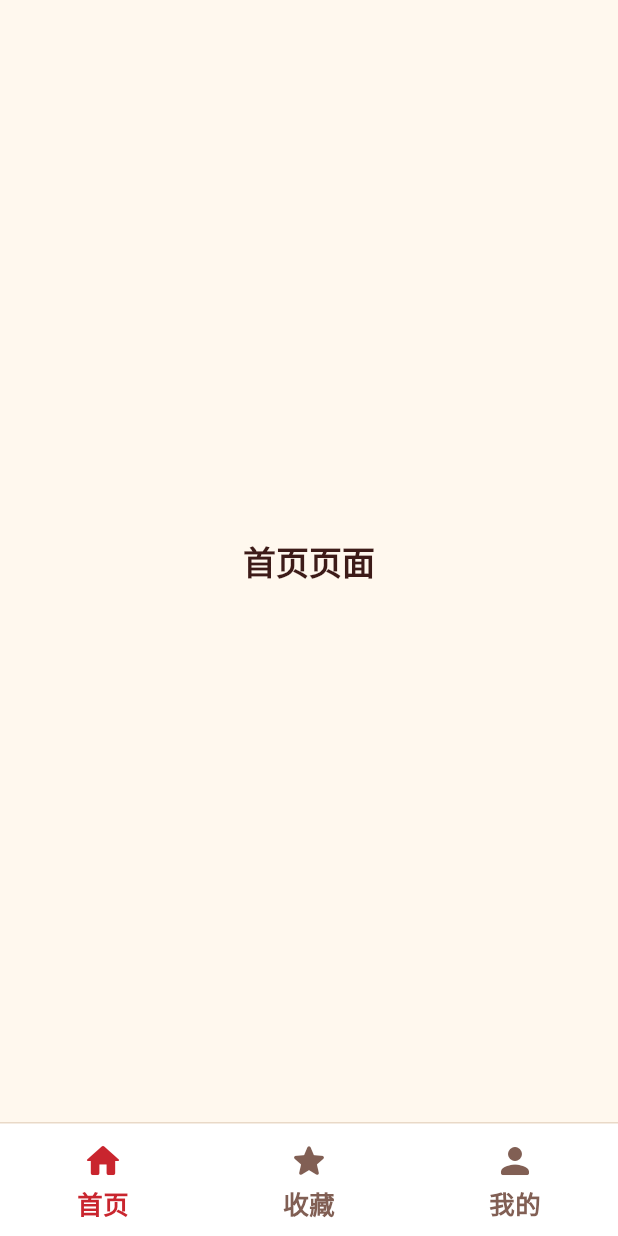
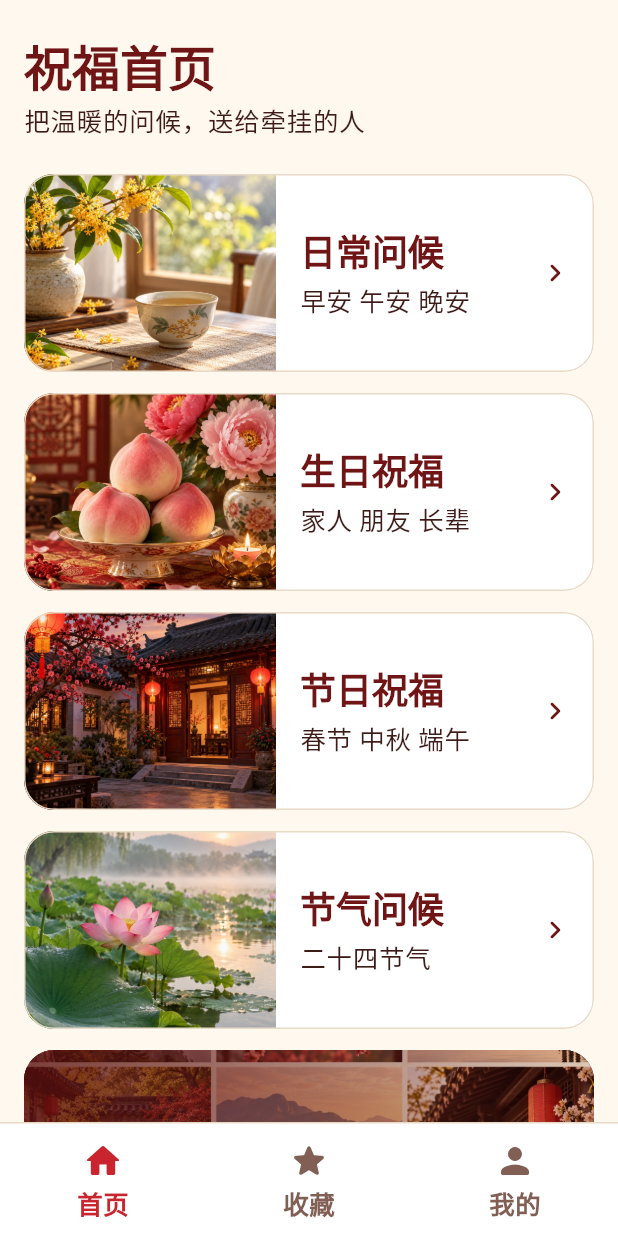
Before and after one commit to clgg/blessing_share, a Flutter app: the screen it shows after launch, on a phone screen of 412 x 824 dp. Run offline on Flutter 3.47's test engine with Material 3 defaults, Android fonts, the phone set to English and light mode, and no system bars; our stand-ins replace shared_preferences; Roboto replaces fonts that are missing (NotoSerifSC).

Commit message:
feat: build catalog browsing flow

```diff
--- a/lib/app/app_shell.dart
+++ b/lib/app/app_shell.dart
@@ -1,4 +1,5 @@
 import 'package:blessing_share/core/widgets/app_bottom_navigation.dart';
+import 'package:blessing_share/features/catalog/presentation/home_page.dart';
 import 'package:flutter/material.dart';
 
 class AppShell extends StatefulWidget {
@@ -12,7 +13,7 @@ class _AppShellState extends State<AppShell> {
   int _currentIndex = 0;
 
   static const _pages = <Widget>[
-    _PlaceholderPage(title: '首页页面'),
+    HomePage(),
     _PlaceholderPage(title: '收藏页面'),
     _PlaceholderPage(title: '我的页面'),
   ];
--- a/lib/app/blessing_app.dart
+++ b/lib/app/blessing_app.dart
@@ -1,17 +1,52 @@
 import 'package:blessing_share/app/app_shell.dart';
 import 'package:blessing_share/app/app_theme.dart';
+import 'package:blessing_share/core/storage/app_storage.dart';
+import 'package:blessing_share/features/catalog/data/local_blessing_repository.dart';
+import 'package:blessing_share/features/catalog/domain/blessing_repository.dart';
+import 'package:blessing_share/features/catalog/presentation/catalog_provider.dart';
+import 'package:blessing_share/features/favorites/favorites_provider.dart';
+import 'package:blessing_share/features/grid/grid_provider.dart';
+import 'package:blessing_share/features/profile/activity_provider.dart';
+import 'package:blessing_share/features/profile/session_provider.dart';
 import 'package:flutter/material.dart';
+import 'package:provider/provider.dart';
 
 class BlessingApp extends StatelessWidget {
-  const BlessingApp({super.key});
+  const BlessingApp({this.repository, this.storage, super.key});
+
+  final BlessingRepository? repository;
+  final AppStorage? storage;
 
   @override
   Widget build(BuildContext context) {
-    return MaterialApp(
-      debugShowCheckedModeBanner: false,
-      title: '祝福素材分享',
-      theme: AppTheme.light(),
-      home: const AppShell(),
+    final appStorage = storage ?? MemoryAppStorage();
+    return MultiProvider(
+      providers: [
+        Provider<BlessingRepository>(
+          create: (_) => repository ?? LocalBlessingRepository(),
+        ),
+        ChangeNotifierProvider(
+          create: (context) => CatalogProvider(
+            repository: context.read<BlessingRepository>(),
+          )..loadHome(),
+        ),
+        ChangeNotifierProvider(
+          create: (_) => FavoritesProvider(storage: appStorage)..load(),
+        ),
+        ChangeNotifierProvider(
+          create: (_) => ActivityProvider(storage: appStorage)..load(),
+        ),
+        ChangeNotifierProvider(
+          create: (_) => SessionProvider(storage: appStorage)..load(),
+        ),
+        ChangeNotifierProvider(create: (_) => GridProvider()),
+      ],
+      child: MaterialApp(
+        debugShowCheckedModeBanner: false,
+        title: '祝福素材分享',
+        theme: AppTheme.light(),
+        home: const AppShell(),
+      ),
     );
   }
 }
--- a/lib/core/storage/app_storage.dart
+++ b/lib/core/storage/app_storage.dart
@@ -3,3 +3,20 @@ abstract interface class AppStorage {
 
   Future<void> writeJson(String key, Map<String, Object?> value);
 }
+
+class MemoryAppStorage implements AppStorage {
+  MemoryAppStorage([Map<String, Map<String, Object?>>? seed])
+      : _values = {...?seed};
+
+  final Map<String, Map<String, Object?>> _values;
+
+  @override
+  Future<Map<String, Object?>> readJson(String key) async {
+    return Map<String, Object?>.of(_values[key] ?? const {'version': 1});
+  }
+
+  @override
+  Future<void> writeJson(String key, Map<String, Object?> value) async {
+    _values[key] = Map<String, Object?>.of(value);
+  }
+}
--- a/lib/core/widgets/app_bottom_navigation.dart
+++ b/lib/core/widgets/app_bottom_navigation.dart
@@ -36,9 +36,8 @@ class AppBottomNavigation extends StatelessWidget {
             children: List.generate(_items.length, (index) {
               final item = _items[index];
               final selected = currentIndex == index;
-              final color = selected
-                  ? AppColors.primary
-                  : AppColors.textSecondary;
+              final color =
+                  selected ? AppColors.primary : AppColors.textSecondary;
 
               return Expanded(
                 child: Semantics(
--- a/lib/core/widgets/app_toast.dart
+++ b/lib/core/widgets/app_toast.dart
@@ -75,11 +75,13 @@ abstract final class AppToast {
                   elevation: 6,
                   child: DecoratedBox(
                     decoration: BoxDecoration(
-                      border: Border(left: BorderSide(color: type.color, width: 8)),
+                      border:
+                          Border(left: BorderSide(color: type.color, width: 8)),
                       borderRadius: BorderRadius.circular(16),
                     ),
                     child: Padding(
-                      padding: const EdgeInsets.symmetric(horizontal: 16, vertical: 12),
+                      padding: const EdgeInsets.symmetric(
+                          horizontal: 16, vertical: 12),
                       child: Row(
                         children: [
                           Icon(type.icon, color: type.color, size: 28),
--- a/lib/features/catalog/data/local_blessing_repository.dart
+++ b/lib/features/catalog/data/local_blessing_repository.dart
@@ -26,7 +26,8 @@ class LocalBlessingRepository implements BlessingRepository {
 
   @override
   Future<List<BlessingItem>> getFeatured() async {
-    return List.unmodifiable((await _load()).items.where((item) => item.featured));
+    return List.unmodifiable(
+        (await _load()).items.where((item) => item.featured));
   }
 
   @override
--- /dev/null
+++ b/lib/features/catalog/presentation/catalog_provider.dart
@@ -0,0 +1,68 @@
+import 'package:blessing_share/core/network/app_exception.dart';
+import 'package:blessing_share/features/catalog/domain/blessing_category.dart';
+import 'package:blessing_share/features/catalog/domain/blessing_item.dart';
+import 'package:blessing_share/features/catalog/domain/blessing_repository.dart';
+import 'package:flutter/foundation.dart';
+
+class CatalogProvider extends ChangeNotifier {
+  CatalogProvider({required BlessingRepository repository})
+      : _repository = repository;
+
+  final BlessingRepository _repository;
+  List<BlessingCategory> _categories = const [];
+  List<BlessingItem> _featured = const [];
+  List<BlessingItem> _categoryItems = const [];
+  bool _isLoading = false;
+  AppException? _error;
+  String? _requestedCategoryId;
+
+  List<BlessingCategory> get categories => _categories;
+  List<BlessingItem> get featured => _featured;
+  List<BlessingItem> get categoryItems => _categoryItems;
+  bool get isLoading => _isLoading;
+  AppException? get error => _error;
+
+  Future<void> loadHome() async {
+    _setLoading();
+    try {
+      final results = await Future.wait([
+        _repository.getCategories(),
+        _repository.getFeatured(),
+      ]);
+      _categories = results[0] as List<BlessingCategory>;
+      _featured = results[1] as List<BlessingItem>;
+      _error = null;
+    } on AppException catch (error) {
+      _error = error;
+    } finally {
+      _isLoading = false;
+      notifyListeners();
+    }
+  }
+
+  Future<void> loadCategory(String categoryId) async {
+    _requestedCategoryId = categoryId;
+    _setLoading();
+    try {
+      final items = await _repository.getByCategory(categoryId);
+      if (_requestedCategoryId != categoryId) return;
+      _categoryItems = items;
+      _error = null;
+    } on AppException catch (error) {
+      if (_requestedCategoryId == categoryId) _error = error;
+    } finally {
+      if (_requestedCategoryId == categoryId) {
+        _isLoading = false;
+        notifyListeners();
+      }
+    }
+  }
+
+  Future<BlessingItem> itemById(String id) => _repository.getById(id);
+
+  void _setLoading() {
+    _isLoading = true;
+    _error = null;
+    notifyListeners();
+  }
+}
--- /dev/null
+++ b/lib/features/catalog/presentation/home_page.dart
@@ -0,0 +1,174 @@
+import 'package:blessing_share/app/app_theme.dart';
+import 'package:blessing_share/core/widgets/app_empty_state.dart';
+import 'package:blessing_share/features/catalog/domain/blessing_category.dart';
+import 'package:blessing_share/features/catalog/domain/blessing_item.dart';
+import 'package:blessing_share/features/catalog/presentation/catalog_provider.dart';
+import 'package:blessing_share/features/catalog/presentation/category_page.dart';
+import 'package:blessing_share/features/catalog/presentation/detail_page.dart';
+import 'package:blessing_share/features/catalog/presentation/widgets/blessing_category_card.dart';
+import 'package:blessing_share/features/catalog/presentation/widgets/blessing_image_card.dart';
+import 'package:flutter/material.dart';
+import 'package:provider/provider.dart';
+
+class HomePage extends StatelessWidget {
+  const HomePage({this.onOpenGrid, super.key});
+
+  final VoidCallback? onOpenGrid;
+
+  @override
+  Widget build(BuildContext context) {
+    final catalog = context.watch<CatalogProvider>();
+    return SafeArea(
+      child: RefreshIndicator(
+        onRefresh: context.read<CatalogProvider>().loadHome,
+        child: SingleChildScrollView(
+          key: const PageStorageKey('home-scroll'),
+          physics: const AlwaysScrollableScrollPhysics(),
+          padding: const EdgeInsets.fromLTRB(16, 24, 16, 32),
+          child: Column(
+            crossAxisAlignment: CrossAxisAlignment.start,
+            children: [
+              Text('祝福首页', style: Theme.of(context).textTheme.displaySmall),
+              const SizedBox(height: 6),
+              Text(
+                '把温暖的问候，送给牵挂的人',
+                style: Theme.of(context).textTheme.bodyLarge,
+              ),
+              const SizedBox(height: 24),
+              if (catalog.isLoading && catalog.categories.isEmpty)
+                const Padding(
+                  padding: EdgeInsets.symmetric(vertical: 80),
+                  child: Center(child: CircularProgressIndicator()),
+                )
+              else if (catalog.error case final error?)
+                AppEmptyState(
+                  icon: Icons.cloud_off_outlined,
+                  title: '素材暂时没有加载出来',
+                  message: error.message,
+                  actionLabel: '重新加载',
+                  onAction: catalog.loadHome,
+                )
+              else ...[
+                for (final category in catalog.categories) ...[
+                  BlessingCategoryCard(
+                    category: category,
+                    onTap: () => _openCategory(context, category),
+                  ),
+                  const SizedBox(height: 14),
+                ],
+                _GridEntry(onTap: onOpenGrid ?? () {}),
+                const SizedBox(height: 28),
+                Text('今日推荐', style: Theme.of(context).textTheme.headlineSmall),
+                const SizedBox(height: 14),
+                _FeaturedRow(items: catalog.featured),
+              ],
+            ],
+          ),
+        ),
+      ),
+    );
+  }
+
+  void _openCategory(BuildContext context, BlessingCategory category) {
+    Navigator.of(context).push(
+      MaterialPageRoute<void>(
+        builder: (_) => CategoryPage(category: category),
+      ),
+    );
+  }
+}
+
+class _FeaturedRow extends StatelessWidget {
+  const _FeaturedRow({required this.items});
+
+  final List<BlessingItem> items;
+
+  @override
+  Widget build(BuildContext context) {
+    return Row(
+      crossAxisAlignment: CrossAxisAlignment.start,
+      children: [
+        for (var index = 0; index < items.length; index++) ...[
+          if (index > 0) const SizedBox(width: 12),
+          Expanded(
+            child: BlessingImageCard(
+              item: items[index],
+              onTap: () => Navigator.of(context).push(
+                MaterialPageRoute<void>(
+                  builder: (_) => DetailPage(itemId: items[index].id),
+                ),
+              ),
+            ),
+          ),
+        ],
+      ],
+    );
+  }
+}
+
+class _GridEntry extends StatelessWidget {
+  const _GridEntry({required this.onTap});
+
+  final VoidCallback onTap;
+
+  @override
+  Widget build(BuildContext context) {
+    return SizedBox(
+      height: 148,
+      child: Material(
+        color: AppColors.title,
+        borderRadius: BorderRadius.circular(20),
+        clipBehavior: Clip.antiAlias,
+        child: InkWell(
+          onTap: onTap,
+          child: Stack(
+            fit: StackFit.expand,
+            children: [
+              Image.asset('assets/images/grid.jpg', fit: BoxFit.cover),
+              const DecoratedBox(
+                decoration: BoxDecoration(
+                  gradient: LinearGradient(
+                    colors: [Color(0xCC5B1010), Color(0x335B1010)],
+                  ),
+                ),
+              ),
+              Padding(
+                padding: const EdgeInsets.all(20),
+                child: Row(
+                  children: [
+                    Expanded(
+                      child: Column(
+                        mainAxisAlignment: MainAxisAlignment.center,
+                        crossAxisAlignment: CrossAxisAlignment.start,
+                        children: [
+                          const Text(
+                            '朋友圈九宫格',
+                            style: TextStyle(
+                              color: Colors.white,
+                              fontSize: 24,
+                              fontWeight: FontWeight.w700,
+                            ),
+                          ),
+                          const SizedBox(height: 6),
+                          Text(
+                            '选主题 · 放照片 · 看预览',
+                            style: Theme.of(context)
+                                .textTheme
+                                .bodyLarge
+                                ?.copyWith(color: Colors.white),
+                          ),
+                        ],
+                      ),
+                    ),
+                    const Icon(Icons.arrow_forward_rounded,
+                        color: Colors.white, size: 34),
+                  ],
+                ),
+              ),
+            ],
+          ),
+        ),
+      ),
+    );
+  }
+}
--- a/lib/features/catalog/presentation/widgets/blessing_category_card.dart
+++ b/lib/features/catalog/presentation/widgets/blessing_category_card.dart
@@ -67,7 +67,8 @@ class BlessingCategoryCard extends StatelessWidget {
                 const SizedBox(
                   width: 52,
                   height: 52,
-                  child: Icon(Icons.chevron_right_rounded, color: AppColors.title),
+                  child:
+                      Icon(Icons.chevron_right_rounded, color: AppColors.title),
                 ),
               ],
             ),
--- a/lib/features/catalog/presentation/widgets/blessing_image_card.dart
+++ b/lib/features/catalog/presentation/widgets/blessing_image_card.dart
@@ -36,9 +36,11 @@ class BlessingImageCard extends StatelessWidget {
                     item.thumbnailAsset,
                     fit: BoxFit.cover,
                     semanticLabel: item.title,
-                    errorBuilder: (context, error, stackTrace) => const ColoredBox(
+                    errorBuilder: (context, error, stackTrace) =>
+                        const ColoredBox(
                       color: AppColors.border,
-                      child: Center(child: Icon(Icons.image_not_supported_outlined)),
+                      child: Center(
+                          child: Icon(Icons.image_not_supported_outlined)),
                     ),
                   ),
                   if (onFavorite != null)
--- a/lib/features/favorites/favorites_provider.dart
+++ b/lib/features/favorites/favorites_provider.dart
@@ -18,7 +18,8 @@ class FavoritesProvider extends ChangeNotifier {
 
   List<String> get visibleIds {
     final ids = _favoriteIds.where((id) {
-      return _filterCategoryId == null || _categoryById[id] == _filterCategoryId;
+      return _filterCategoryId == null ||
+          _categoryById[id] == _filterCategoryId;
     }).toList();
     return List.unmodifiable(ids);
   }
--- a/lib/features/profile/activity_provider.dart
+++ b/lib/features/profile/activity_provider.dart
@@ -23,9 +23,8 @@ class ActivityProvider extends ChangeNotifier {
       ..clear()
       ..addAll(
         records is List
-            ? records
-                .whereType<Map>()
-                .map((item) => ActivityRecord.fromJson(item.cast<String, Object?>()))
+            ? records.whereType<Map>().map(
+                (item) => ActivityRecord.fromJson(item.cast<String, Object?>()))
             : const [],
       )
       ..sort((a, b) => b.createdAt.compareTo(a.createdAt));
--- a/lib/main.dart
+++ b/lib/main.dart
@@ -1,7 +1,9 @@
 import 'package:blessing_share/app/blessing_app.dart';
+import 'package:blessing_share/core/storage/shared_preferences_app_storage.dart';
 import 'package:flutter/material.dart';
 
-void main() {
+Future<void> main() async {
   WidgetsFlutterBinding.ensureInitialized();
-  runApp(const BlessingApp());
+  final storage = await SharedPreferencesAppStorage.create();
+  runApp(BlessingApp(storage: storage));
 }
```
Also changed, not shown: lib/features/catalog/presentation/category_page.dart (added, +72 -0 lines), lib/features/catalog/presentation/detail_page.dart (added, +158 -0 lines), 2 other files.
